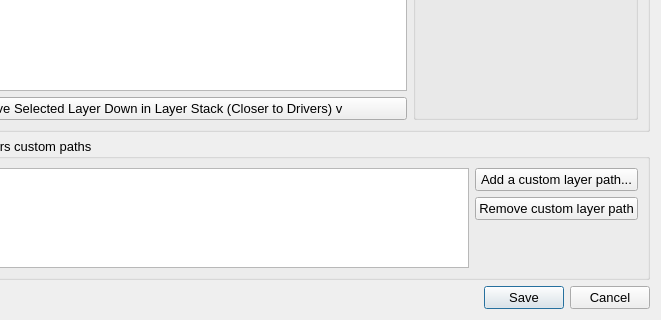
First picture: the form in vkconfig/dlgprofileeditor.ui, repository LunarG/VulkanTools, before the edit; both pictures show x 119 to 780 and y 280 to 600 of the 780 by 600 pixel window.
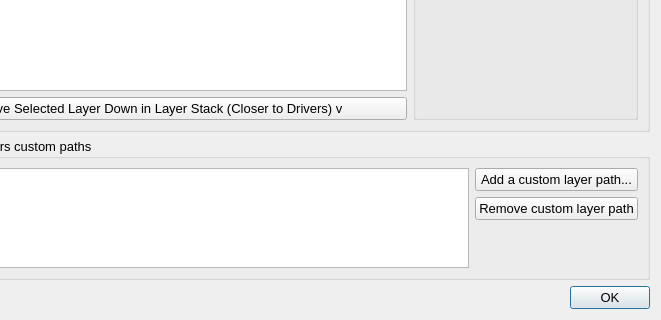
Second picture: the form after the edit.

Patch:
```diff
--- a/vkconfig/dlgprofileeditor.ui
+++ b/vkconfig/dlgprofileeditor.ui
@@ -206,7 +206,7 @@
       <enum>Qt::Horizontal</enum>
      </property>
      <property name="standardButtons">
-      <set>QDialogButtonBox::Cancel|QDialogButtonBox::Save</set>
+      <set>QDialogButtonBox::Ok</set>
      </property>
     </widget>
    </item>
```
